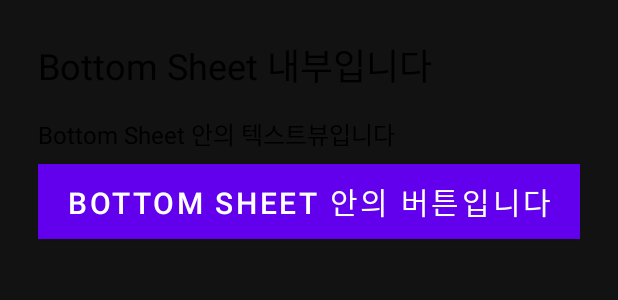
After one commit to y2kpaulh/Meal-AOS, an Android app: the layout bottom_sheet_layout.xml on its own in the app's theme, with its tools: preview values and no code run, on a phone screen of 412 x 824 dp. The commit adds this screen. Shown: the top 300 px of the screen. Run offline under Robolectric (Android 15) with nearby library versions, the phone set to English and light mode, and no system bars.

Commit message:
bottom sheet 소스 임시 적용

```diff
--- a/app/src/main/java/com/echadworks/meal/MainActivity.kt
+++ b/app/src/main/java/com/echadworks/meal/MainActivity.kt
@@ -53,6 +53,11 @@ class MainActivity : AppCompatActivity() {
         binding.recyclerView.layoutManager = LinearLayoutManager(this, LinearLayoutManager.VERTICAL, false)
         binding.recyclerView.adapter = MealPlanAdapter(ArrayList())
 
+//        binding.button.setOnClickListener {
+//            val bottomSheet = BottomSheetDialog(this)
+//            bottomSheet.show(supportFragmentManager, bottomSheet.tag)
+//        }
+
         runBlocking {
             viewModel.getMealPlan()
         }
--- a/app/src/main/java/com/echadworks/meal/MainViewModel.kt
+++ b/app/src/main/java/com/echadworks/meal/MainViewModel.kt
@@ -128,7 +128,7 @@ class MainViewModel(application: Application): AndroidViewModel(application) {
 
         _todayVerse.value = dataSource
 
-        todayDescription.value = String.format("%s\n%s %s:%s - %s:%s",Globals.today(), planData.name, todayPlan.fChap.toString(), todayPlan.fVer.toString(), todayPlan.lChap.toString(), todayPlan.lVer.toString())
+        todayDescription.value = String.format("%s\n%s %s:%s-%s:%s",Globals.today(), todayBook.name, todayPlan.fChap.toString(), todayPlan.fVer.toString(), todayPlan.lChap.toString(), todayPlan.lVer.toString())
 
         val planData = PlanData(todayBook.name, verseList)
         Log.d(TAG, planData.toString())
--- /dev/null
+++ b/app/src/main/res/layout/bottom_sheet_layout.xml
@@ -0,0 +1,33 @@
+<?xml version="1.0" encoding="utf-8"?>
+<LinearLayout xmlns:android="http://schemas.android.com/apk/res/android"
+    android:layout_width="match_parent"
+    android:layout_height="match_parent"
+    android:orientation="vertical"
+    android:padding="25dp">
+
+    <TextView
+        android:layout_width="match_parent"
+        android:layout_height="wrap_content"
+        android:layout_marginBottom="16dp"
+        android:text="Bottom Sheet 내부입니다"
+        android:textColor="@android:color/black"
+        android:textSize="24sp" />
+
+    <TextView
+        android:layout_width="match_parent"
+        android:layout_height="wrap_content"
+        android:layout_marginBottom="8dp"
+        android:text="Bottom Sheet 안의 텍스트뷰입니다"
+        android:textColor="@android:color/black"
+        android:textSize="16sp" />
+
+    <Button
+        android:id="@+id/button_bottom_sheet"
+        android:layout_width="match_parent"
+        android:layout_height="wrap_content"
+        android:background="#1c9d9e"
+        android:text="Bottom Sheet 안의 버튼입니다"
+        android:textSize="20sp"
+        android:textColor="@android:color/white"/>
+
+</LinearLayout>
```
Also changed, not shown: app/src/main/java/com/echadworks/meal/BottomSheetDialog.kt (added, +33 -0 lines), app/src/main/res/layout/activity_main.xml (+15 -2 lines).
